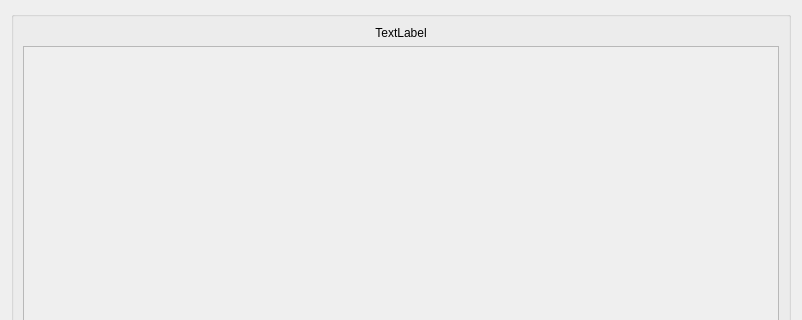
The window that descriptivecard.ui (obourat/MimosaNG) describes before a commit, drawn with Qt 5; both pictures show x 0 to 802 and y 0 to 320 of the 802 by 788 pixel window.
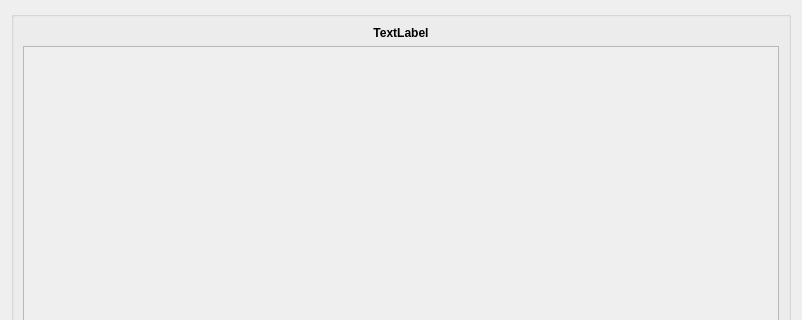
The same window after the commit.

```diff
--- a/descriptivecard.ui
+++ b/descriptivecard.ui
@@ -34,6 +34,12 @@
           <verstretch>0</verstretch>
          </sizepolicy>
         </property>
+        <property name="font">
+         <font>
+          <weight>75</weight>
+          <bold>true</bold>
+         </font>
+        </property>
         <property name="layoutDirection">
          <enum>Qt::LeftToRight</enum>
         </property>
```
